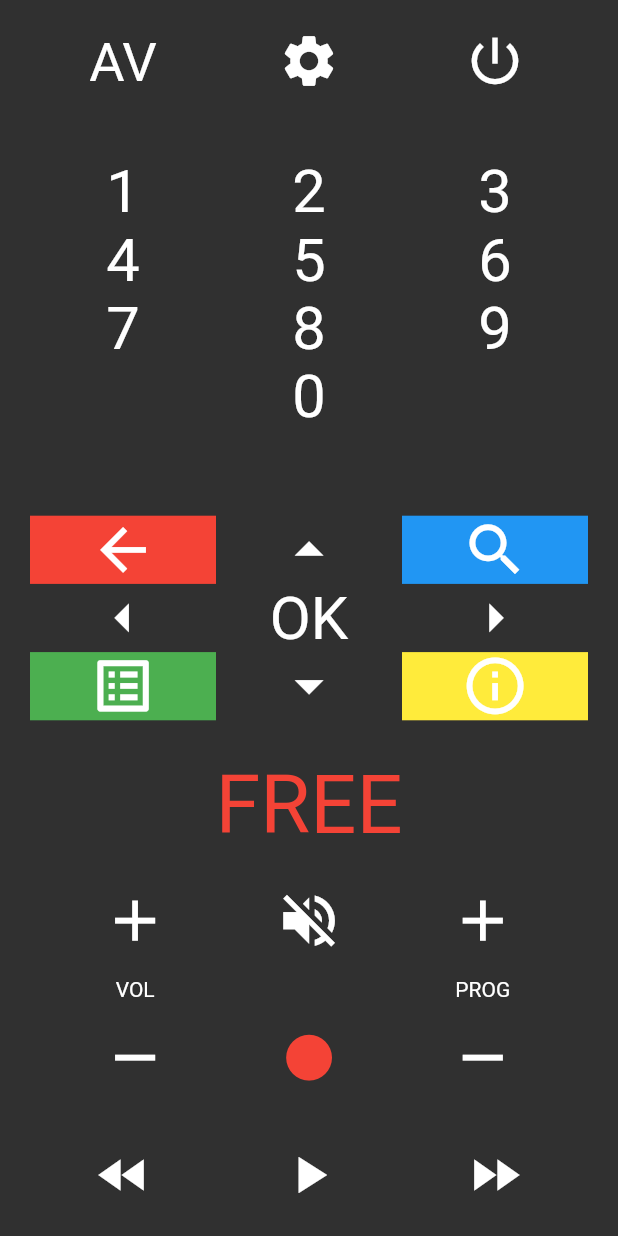
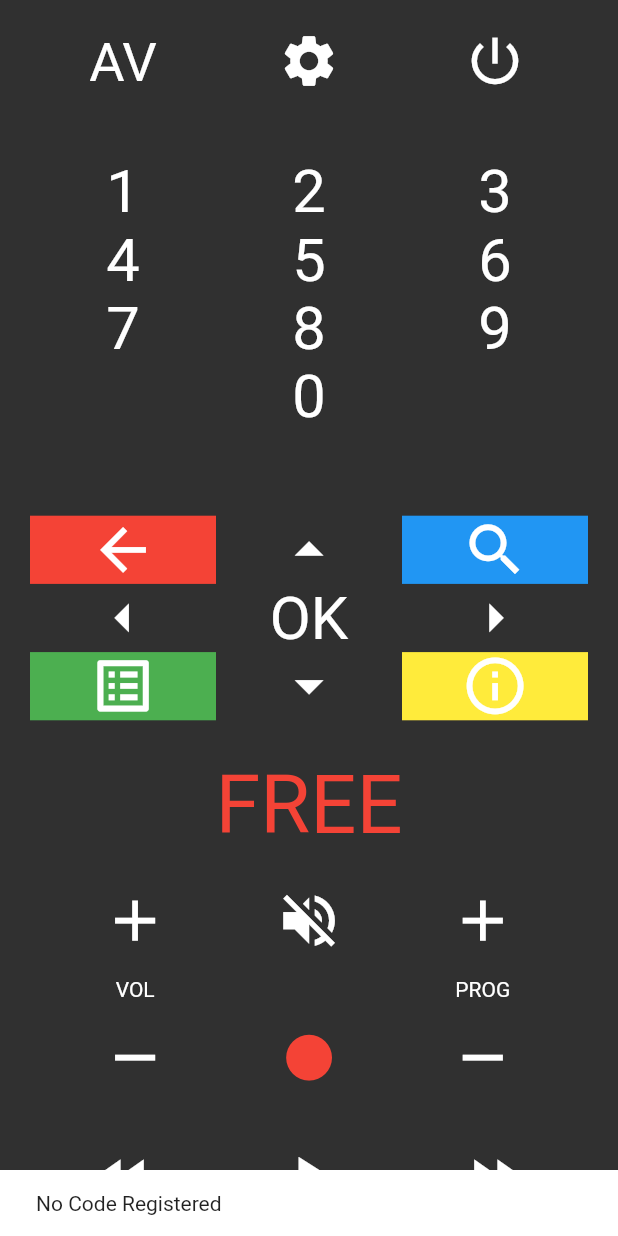
Before and after one commit to Hhanri/freebox_remote_controller, a Flutter app: the screen it shows after launch, after a tap on "AV", on a phone screen of 412 x 824 dp. Run offline on Flutter 3.47's test engine with Material 2 defaults, Android fonts, the phone set to English and light mode, and no system bars; our stand-ins replace shared_preferences.

```diff
--- a/lib/main.dart
+++ b/lib/main.dart
@@ -2,7 +2,6 @@ import 'package:flutter/material.dart';
 import 'package:flutter/services.dart';
 import 'package:freebox_remote_controller/pages/home_page.dart';
 import 'package:freebox_remote_controller/resources/strings.dart';
-import 'package:freebox_remote_controller/services/api_service.dart';
 import 'package:freebox_remote_controller/services/remote_controller_code_service.dart';
 
 void main() async {
--- a/lib/services/api_service.dart
+++ b/lib/services/api_service.dart
@@ -4,23 +4,17 @@ import 'package:freebox_remote_controller/services/remote_controller_code_servic
 import 'package:http/http.dart';
 
 class APIService {
-
   static void buttonFunction({required String buttonKey, required bool longPress, required BuildContext context}) async {
-    int? code = await RemoteCodeControllerPreferences.loadCode();
-    print(code);
-    if (code != null) {
+    int code = await RemoteCodeControllerPreferences.loadCode();
+    if (code != 00000000) {
       await get(Uri.parse('http://hd1.freebox.fr/pub/remote_control?code=${code}key=$buttonKey&long=$longPress'));
     } else {
       ScaffoldMessenger.of(context).showSnackBar(SnackBarWidgets.noCodeRegisteredSnackBar);
     }
-
   }
-
 }
 
 class SnackBarWidgets {
-
   static const SnackBar noCodeRegisteredSnackBar = SnackBar(content: Text(SystemStrings.noCodeRegisteredSnackBar));
   static const SnackBar codeRegisteredSuccessfullySnackBar = SnackBar(content: Text(SystemStrings.codeRegisteredSuccessfullySnackBar));
-
 }
--- a/lib/services/remote_controller_code_service.dart
+++ b/lib/services/remote_controller_code_service.dart
@@ -14,7 +14,7 @@ class RemoteCodeControllerPreferences {
   }
 
   static Future<int> loadCode() async {
-    return preferences.getInt(SystemStrings.codePreferencesKey) ?? 12121212;
+    return preferences.getInt(SystemStrings.codePreferencesKey) ?? 00000000;
   }
 
 }
--- a/lib/utils/navigation_utils.dart
+++ b/lib/utils/navigation_utils.dart
@@ -72,7 +72,7 @@ class ValidateButtonWidget extends StatelessWidget {
 
 class TextFieldWidget extends StatelessWidget {
   final ValueChanged<String> valueChange;
-  TextFieldWidget({
+  const TextFieldWidget({
     Key? key,
     required this.valueChange,
   }) : super(key: key);
```
